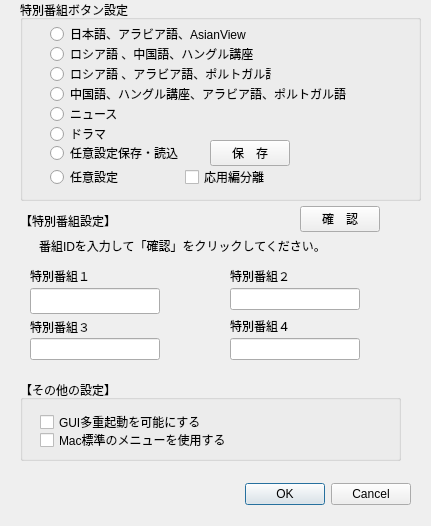
The window that settingsdialog.ui (CSReviser/CaptureStream2) describes before a commit, drawn with Qt 5.
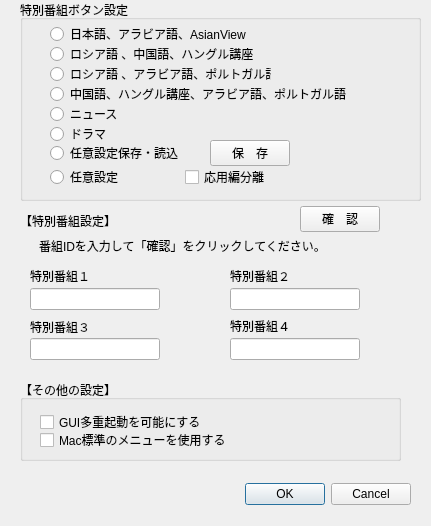
The same window after the commit.

```diff
--- a/settingsdialog.ui
+++ b/settingsdialog.ui
@@ -35,7 +35,7 @@
      <x>30</x>
      <y>288</y>
      <width>130</width>
-     <height>26</height>
+     <height>22</height>
     </rect>
    </property>
   </widget>
```
